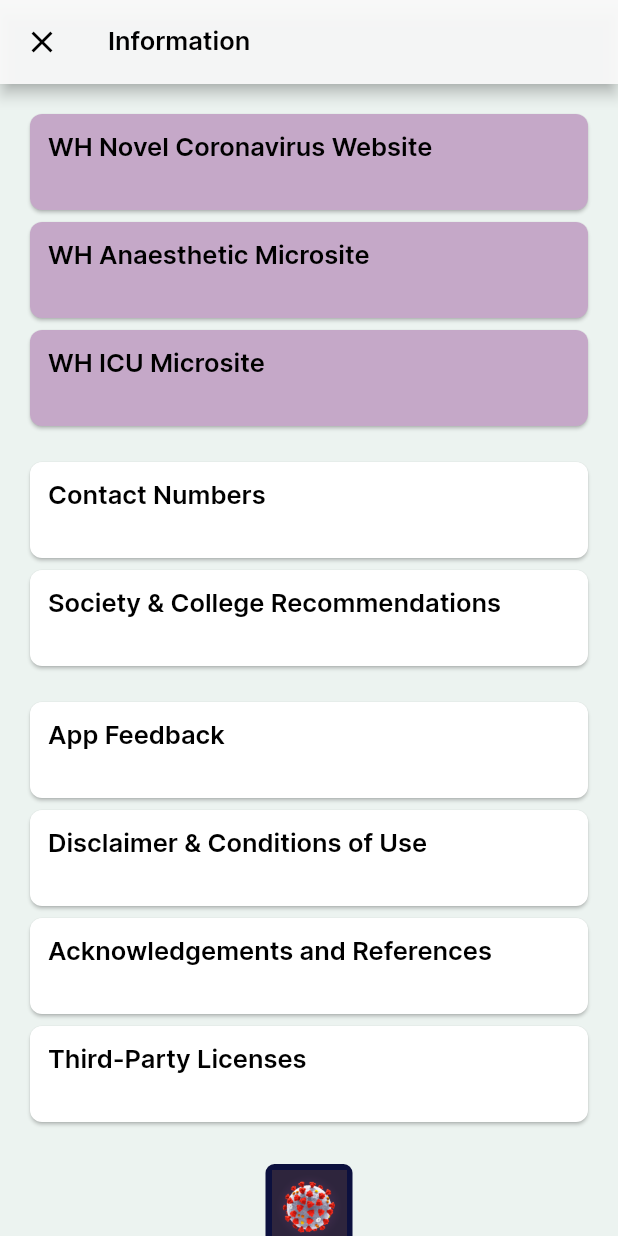
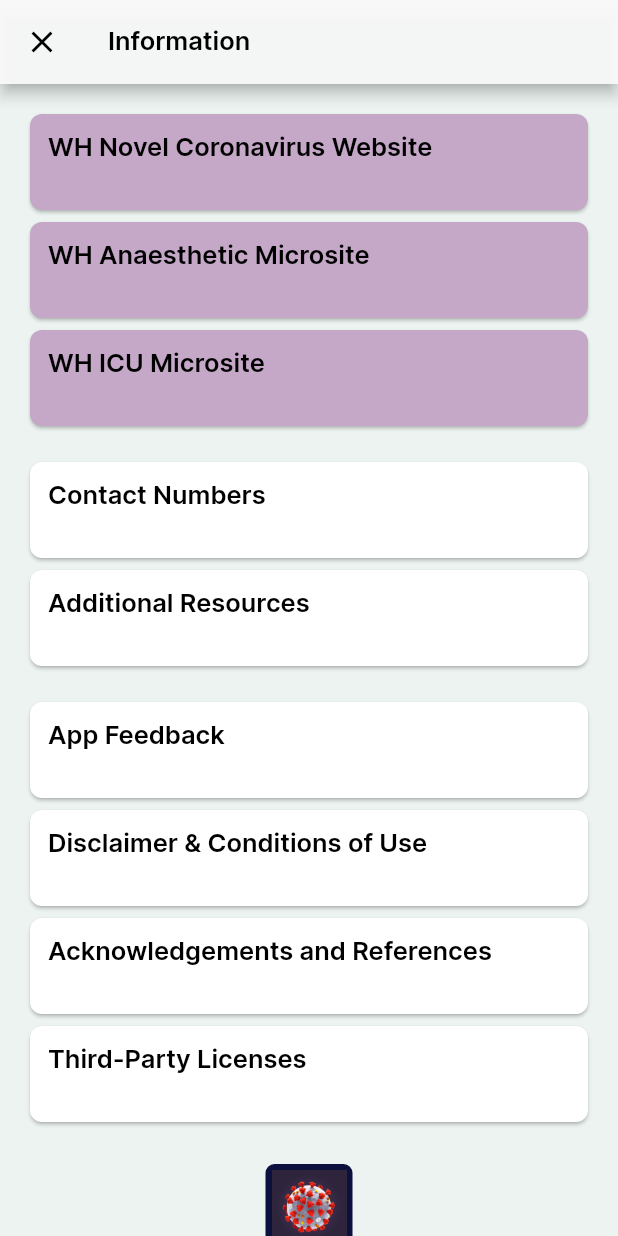
Before and after one commit to Western-Health-Covid19-Collaboration/wh_covid19_app, a Flutter app: the screen it shows after launch, after a tap on "I Agree", after a tap on the "info outline" icon, on a phone screen of 412 x 824 dp. Run offline on Flutter 3.47's test engine with Material 2 defaults, Android fonts, the phone set to English and light mode, and no system bars; our stand-ins replace chewie, firebase_analytics, flutter_svg, flutter_widget_from_html, package_info, photo_view and 2 more; missing offline and left inert: matrix_gesture_detector; accounts and stored records are empty; statements that could not run were skipped.

Commit message:
implement #45 additional resources

```diff
--- a/lib/constants.dart
+++ b/lib/constants.dart
@@ -21,6 +21,7 @@ class Constants {
       'ethod2';
   static const String analyticsInformationScreen = 'information';
   static const String analyticsAcknowledgementsScreen = 'acknowledgements';
+  static const String analyticsAdditionalResourcesScreen = 'additionalResources';
   static const String analyticsWelfareScreen = 'welfare';
   static const String analyticsIntubationGuideScreen = 'intubationGuide';
   static const String analyticsIntubationGuideInfographic = 'intubationGuideInf'
--- a/lib/main.dart
+++ b/lib/main.dart
@@ -6,6 +6,7 @@ import 'strings.dart';
 import 'style.dart';
 import 'utils/firebase.dart';
 import 'view/acknowledgements_view.dart';
+import 'view/additional_resources_view.dart';
 import 'view/airway/checklist/intubation_checklist_infographic_page.dart';
 import 'view/airway/checklist/intubation_checklist_page.dart';
 import 'view/airway/extubation/extubation_guidance_page.dart';
@@ -64,6 +65,7 @@ class MyApp extends StatelessWidget {
         Routes.disclaimer: (context) => DisclaimerView(),
         Routes.licenses: (context) => LicenseView(),
         Routes.acknowledgements: (context) => AcknowledgementsView(),
+        Routes.additionalResources: (context) => AdditionalResourcesView(),
       },
       // Analytics route observer to track PageRoute transitions
       navigatorObservers: <NavigatorObserver>[Analytics.observer],
--- a/lib/routes.dart
+++ b/lib/routes.dart
@@ -15,6 +15,7 @@ class Routes {
   static const sbsGuidance = '/sbs_guidance';
   static const info = '/info';
   static const acknowledgements = '/acknowledgements';
+  static const additionalResources = '/additional_resources';
   static const disclaimer = '/disclaimer';
   static const licenses = '/licenses';
   static const introRouter = '/';
--- a/lib/strings.dart
+++ b/lib/strings.dart
@@ -78,8 +78,7 @@ This app is designed to be used by the anaesthetist and critical care doctors at
       'WH Anaesthetic Microsite';
   static const String informationWhIcuTitle = 'WH ICU Microsite';
   static const String informationWhContactsTitle = 'Contact Numbers';
-  static const String informationRecommendTitle =
-      'Society & College Recommendations';
+  static const String additionalResourcesTitle = 'Additional Resources';
   static const String informationAppFeedbackTitle = 'App Feedback';
   static const String informationAppAckRefTitle =
       'Acknowledgements and References';
--- a/lib/view/info_view.dart
+++ b/lib/view/info_view.dart
@@ -49,9 +49,10 @@ class InfoView extends StatelessWidget {
       fallback: () => UrlUtils.launchWithBrowser(whURL),
     ),
     const ReusableCard(
-      title: Strings.informationRecommendTitle,
+      title: Strings.additionalResourcesTitle,
       height: _cardHeight,
       elevation: _cardElevation,
+      routeTo: Routes.additionalResources,
     ),
     _buildSpacer(),
     ReusableCard(
```
Also changed, not shown: lib/view/additional_resources_view.dart (added, +84 -0 lines).
